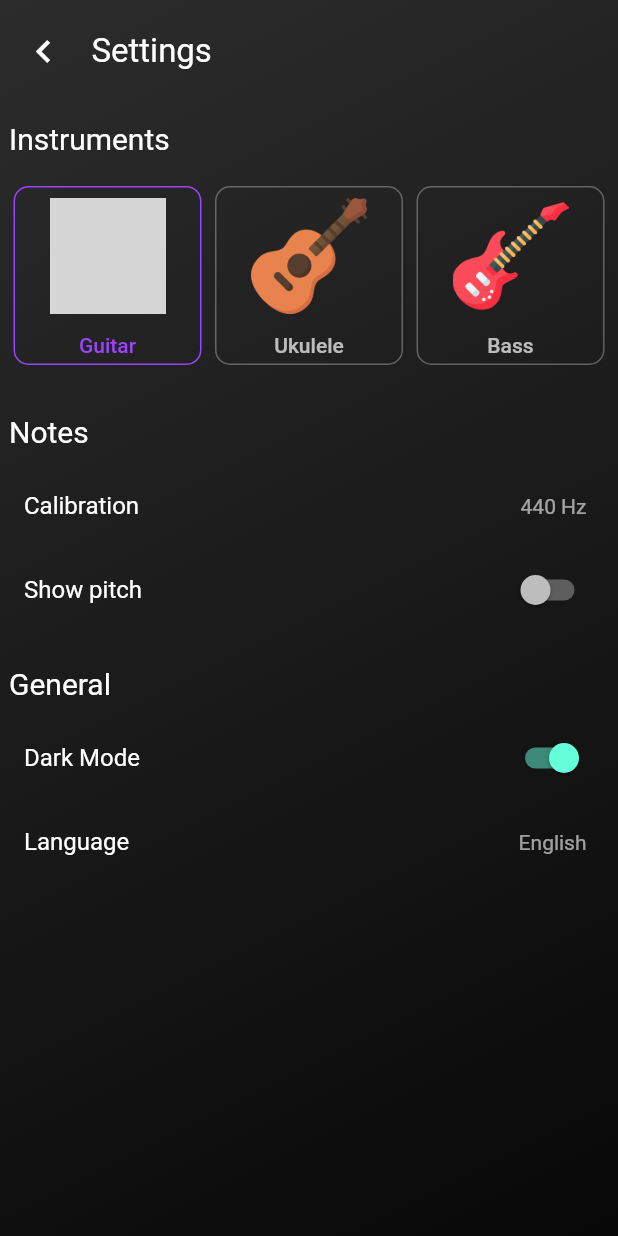
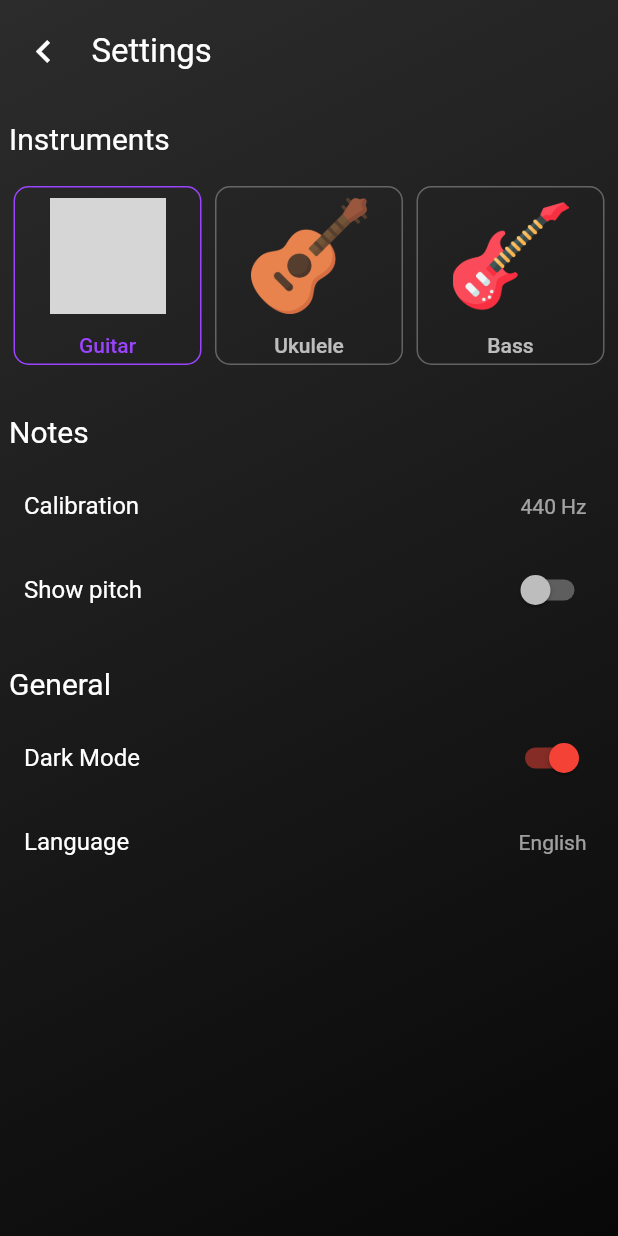
Before and after one commit to dimo147/gtuner, a Flutter app: the screen it shows after launch, after a tap on the "settings" icon, on a phone screen of 412 x 824 dp. Run offline on Flutter 3.47's test engine with Material 2 defaults, Android fonts, the phone set to English and light mode, and no system bars; our stand-ins replace numberpicker, permission_handler, shared_preferences; missing offline and left inert: flutter_audio_capture, pitch_detector_dart; grey boxes are pictures that could not be loaded.

Commit message:
dark, light theme

```diff
--- a/lib/home.dart
+++ b/lib/home.dart
@@ -1,4 +1,5 @@
 import 'package:flutter_audio_capture/flutter_audio_capture.dart';
+import 'package:gtuner/main.dart';
 import 'package:shared_preferences/shared_preferences.dart';
 import 'package:permission_handler/permission_handler.dart';
 import 'package:pitch_detector_dart/pitch_detector.dart';
@@ -42,7 +43,8 @@ bool darkMode = true;
 Map<String, double> tuninig = guitar;
 
 class HomeScreen extends StatefulWidget {
-  const HomeScreen({Key? key}) : super(key: key);
+  HomeScreen({Key? key, required this.refresh}) : super(key: key);
+  VoidCallback refresh;
 
   @override
   State<HomeScreen> createState() => _HomeScreenState();
@@ -129,6 +131,8 @@ class _HomeScreenState extends State<HomeScreen> {
       calibration = calib.toDouble();
       showPitch = sp;
       darkMode = dm;
+      darkTheme = dm;
+      widget.refresh();
     });
   }
 
@@ -153,12 +157,9 @@ class _HomeScreenState extends State<HomeScreen> {
     return Scaffold(
       body: Container(
         margin: EdgeInsets.only(top: MediaQuery.of(context).padding.top),
-        decoration: const BoxDecoration(
+        decoration: BoxDecoration(
           gradient: LinearGradient(
-            colors: [
-              Color(0xFF2C2C2C),
-              Color(0xFF080808),
-            ],
+            colors: darkMode ? darkBackground : lightBackground,
             begin: Alignment.topLeft,
             end: Alignment.bottomRight,
           ),
@@ -171,7 +172,7 @@ class _HomeScreenState extends State<HomeScreen> {
                 mainAxisAlignment: MainAxisAlignment.spaceBetween,
                 children: [
                   const Text(
-                    'Tuner',
+                    'gTuner',
                     style: TextStyle(fontSize: 24),
                   ),
                   IconButton(
@@ -179,7 +180,10 @@ class _HomeScreenState extends State<HomeScreen> {
                       Navigator.push(
                         context,
                         MaterialPageRoute(
-                          builder: (context) => SettingScreen(refresh: refresh),
+                          builder: (context) => SettingScreen(
+                            refresh: refresh,
+                            refreshMain: widget.refresh,
+                          ),
                         ),
                       );
                     },
@@ -258,7 +262,8 @@ class _HomeScreenState extends State<HomeScreen> {
                     child: Center(
                       child: Text(
                         note.characters.first,
-                        style: const TextStyle(fontSize: 50),
+                        style:
+                            const TextStyle(fontSize: 50, color: Colors.white),
                       ),
                     ),
                   ),
@@ -277,13 +282,23 @@ class _HomeScreenState extends State<HomeScreen> {
                       gradient: RadialGradient(
                         colors: (note.characters.first == i.characters.first &&
                                 perfect == tuninig[i])
+                            ? darkMode
                                 ? [
                                     const Color(0xFF851BFF),
                                     const Color(0xFF851BFF),
                                   ]
                                 : [
+                                    Color.fromARGB(255, 178, 111, 255),
+                                    Color.fromARGB(255, 165, 86, 255),
+                                  ]
+                            : darkMode
+                                ? [
                                     const Color(0xFF2C2C2C),
                                     const Color(0xFF3A3A3A),
+                                  ]
+                                : [
+                                    const Color(0xFFFCFCFC),
+                                    const Color(0xFFEEEEEE),
                                   ],
                       ),
                     ),
--- a/lib/main.dart
+++ b/lib/main.dart
@@ -5,19 +5,41 @@ void main() {
   runApp(const MyApp());
 }
 
-class MyApp extends StatelessWidget {
+bool darkTheme = false;
+
+ThemeData _darkTheme = ThemeData(
+  accentColor: Colors.red,
+  brightness: Brightness.dark,
+  primaryColor: Colors.amber,
+);
+
+ThemeData _lightTheme = ThemeData(
+  accentColor: Colors.pink,
+  brightness: Brightness.light,
+  primaryColor: Colors.blue,
+);
+
+class MyApp extends StatefulWidget {
   const MyApp({Key? key}) : super(key: key);
+
+  @override
+  State<MyApp> createState() => _MyAppState();
+}
+
+class _MyAppState extends State<MyApp> {
+  refreshMain() {
+    setState(() {});
+  }
 
   @override
   Widget build(BuildContext context) {
     return MaterialApp(
       debugShowCheckedModeBanner: false,
       title: 'gTuner',
-      theme: ThemeData(
-        primarySwatch: Colors.blue,
-        brightness: Brightness.dark,
+      theme: darkTheme ? _darkTheme : _lightTheme,
+      home: HomeScreen(
+        refresh: refreshMain,
       ),
-      home: const HomeScreen(),
     );
   }
 }
--- a/lib/setting.dart
+++ b/lib/setting.dart
@@ -2,16 +2,28 @@ import 'package:shared_preferences/shared_preferences.dart';
 import 'package:numberpicker/numberpicker.dart';
 import 'package:flutter/material.dart';
 import 'package:gtuner/home.dart';
+import 'package:gtuner/main.dart';
 
 class SettingScreen extends StatefulWidget {
-  SettingScreen({Key? key, required this.refresh}) : super(key: key);
+  SettingScreen({Key? key, required this.refresh, required this.refreshMain})
+      : super(key: key);
   VoidCallback refresh;
+  VoidCallback refreshMain;
 
   @override
   State<SettingScreen> createState() => _SettingScreenState();
 }
 
 int _currentValue = 440;
+
+List<Color> darkBackground = [
+  Color(0xFF2C2C2C),
+  Color(0xFF080808),
+];
+List<Color> lightBackground = [
+  Color(0xFFFFFFFF),
+  Color(0xFFFCFCFC),
+];
 
 class _SettingScreenState extends State<SettingScreen> {
   int value = 1;
@@ -54,6 +66,10 @@ class _SettingScreenState extends State<SettingScreen> {
   setDarkMode() async {
     SharedPreferences prefs = await SharedPreferences.getInstance();
     await prefs.setBool('darkMode', darkMode);
+    setState(() {
+      darkTheme = darkMode;
+      widget.refreshMain();
+    });
   }
 
   getInstrumentType() async {
@@ -93,12 +109,9 @@ class _SettingScreenState extends State<SettingScreen> {
     return Scaffold(
       body: Container(
         margin: EdgeInsets.only(top: MediaQuery.of(context).padding.top),
-        decoration: const BoxDecoration(
+        decoration: BoxDecoration(
           gradient: LinearGradient(
-            colors: [
-              Color(0xFF2C2C2C),
-              Color(0xFF080808),
-            ],
+            colors: darkTheme ? darkBackground : lightBackground,
             begin: Alignment.topLeft,
             end: Alignment.bottomRight,
           ),
```
Lines whose indentation alone changed are shown as unchanged.
